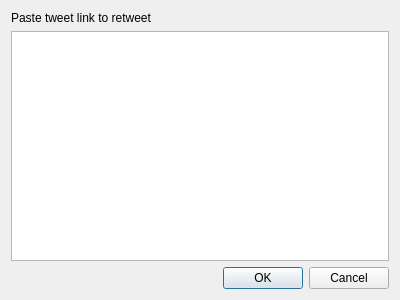
Old version of the form ui/retweetui.ui in the repository zeroxkitakitsune/ZeroXBird.
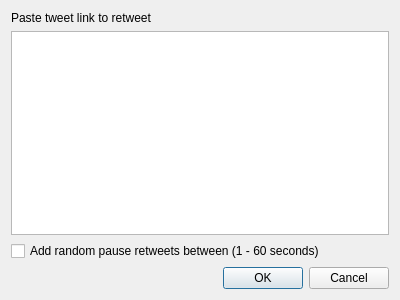
New version of the form. Icons and pictures are not drawn.

Commit message: Added random to rts

What changed in the file:
```diff
--- a/ui/retweetui.ui
+++ b/ui/retweetui.ui
@@ -34,6 +34,13 @@
    <item>
     <widget class="QTextEdit" name="rtText"/>
    </item>
+   <item>
+    <widget class="QCheckBox" name="pauseCheckBox">
+     <property name="text">
+      <string>Add random pause retweets between (1 - 60 seconds) </string>
+     </property>
+    </widget>
+   </item>
    <item>
     <widget class="QDialogButtonBox" name="buttonBox">
      <property name="orientation">
```
The commit also changes 1 other file.
